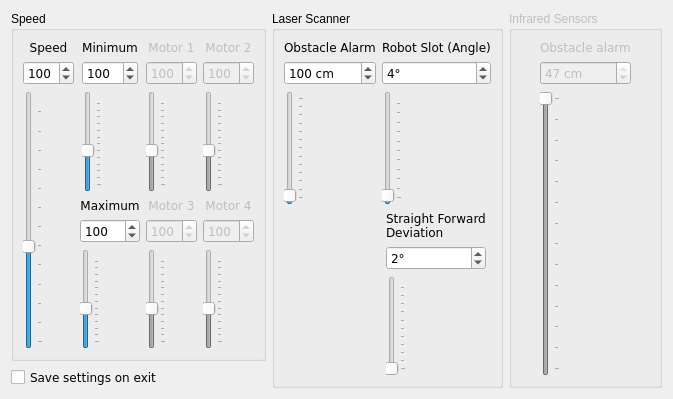
Old version of the form direcs/src/settingsDialog.ui in the repository markusk/direcs.
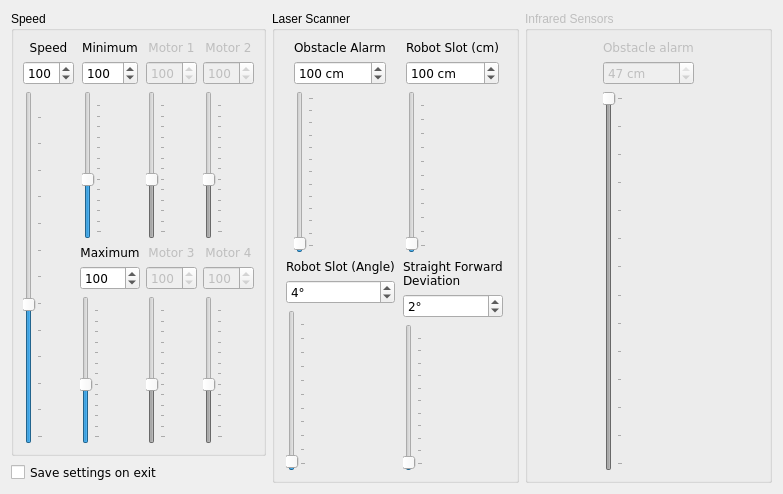
New version of the form. Icons and pictures are not drawn.

Commit message: Robot slots in centimeters added (gui, slots, signals, setting, reading, ini-file)

Patch:
```diff
--- a/direcs/src/settingsDialog.ui
+++ b/direcs/src/settingsDialog.ui
@@ -9,8 +9,8 @@
    <rect>
     <x>0</x>
     <y>0</y>
-    <width>673</width>
-    <height>399</height>
+    <width>783</width>
+    <height>494</height>
    </rect>
   </property>
   <property name="windowTitle">
@@ -694,6 +694,79 @@
        </layout>
       </item>
       <item row="0" column="1">
+       <layout class="QGridLayout" name="gridLayout_19">
+        <item row="0" column="0">
+         <widget class="QLabel" name="label_12">
+          <property name="font">
+           <font>
+            <family>Verdana</family>
+           </font>
+          </property>
+          <property name="text">
+           <string>Robot Slot (cm)</string>
+          </property>
+          <property name="wordWrap">
+           <bool>true</bool>
+          </property>
+         </widget>
+        </item>
+        <item row="1" column="0">
+         <widget class="QSpinBox" name="spinBoxRobotSlotWidth">
+          <property name="font">
+           <font>
+            <family>Verdana</family>
+           </font>
+          </property>
+          <property name="suffix">
+           <string> cm</string>
+          </property>
+          <property name="minimum">
+           <number>1</number>
+          </property>
+          <property name="maximum">
+           <number>1000</number>
+          </property>
+          <property name="value">
+           <number>100</number>
+          </property>
+         </widget>
+        </item>
+        <item row="2" column="0">
+         <widget class="QSlider" name="sliderRobotSlotWidth">
+          <property name="font">
+           <font>
+            <family>Verdana</family>
+           </font>
+          </property>
+          <property name="minimum">
+           <number>1</number>
+          </property>
+          <property name="maximum">
+           <number>180</number>
+          </property>
+          <property name="pageStep">
+           <number>2</number>
+          </property>
+          <property name="value">
+           <number>4</number>
+          </property>
+          <property name="sliderPosition">
+           <number>4</number>
+          </property>
+          <property name="orientation">
+           <enum>Qt::Vertical</enum>
+          </property>
+          <property name="tickPosition">
+           <enum>QSlider::TicksBelow</enum>
+          </property>
+          <property name="tickInterval">
+           <number>17</number>
+          </property>
+         </widget>
+        </item>
+       </layout>
+      </item>
+      <item row="1" column="0">
        <layout class="QGridLayout" name="gridLayout_14">
         <item row="0" column="0">
          <widget class="QLabel" name="label_4">
```
The commit also changes 6 other files.
